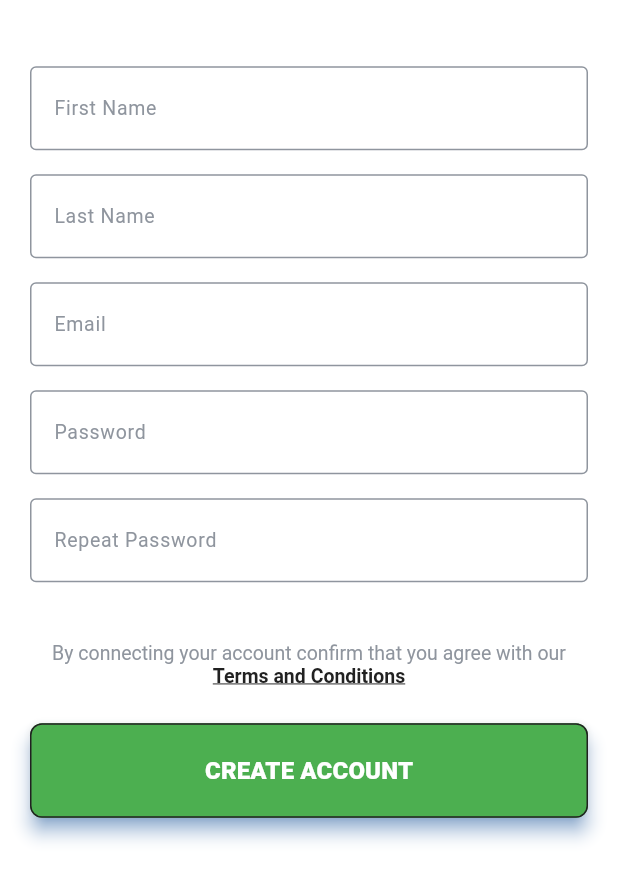
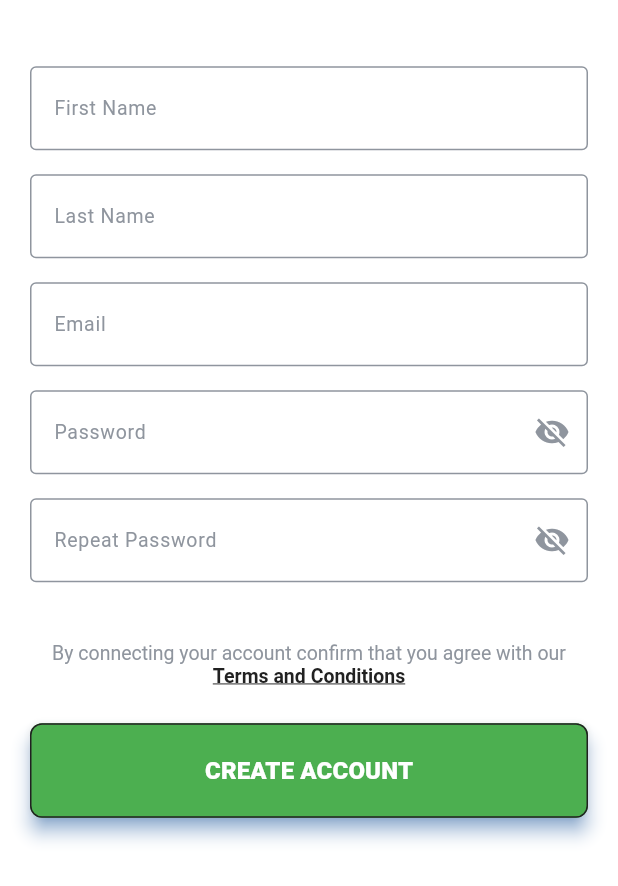
Before and after one commit to karyllrivs/Eye-Care-Mobile, a Flutter app: the AuthSignup screen opened by its route, on a phone screen of 412 x 824 dp, the part 350-1236 px from its top. Run offline on Flutter 3.47's test engine with Material 3 defaults, Android fonts, the phone set to English and light mode, and no system bars; our stand-ins replace camera, carousel_slider, firebase_auth, firebase_core, flutter_svg, flutter_widget_from_html and 4 more; missing offline and left inert: google_mlkit_face_detection; accounts and stored records are empty; network calls fail; project files that could hold a hidden picture were left out.

Commit message:
show hide pw

```diff
--- a/lib/config/constants.dart
+++ b/lib/config/constants.dart
@@ -5,4 +5,4 @@ class Constants {
 }
 
 // http://localhost:8000/api
-// https://eye-care-server.onrender.com/api
+// https://eye-care-server-lpdp.onrender.com/api
--- a/lib/pages/auth/auth_signup.dart
+++ b/lib/pages/auth/auth_signup.dart
@@ -25,6 +25,10 @@ class _AuthSignup extends State<AuthSignup> {
   final _formKey = GlobalKey<FormState>();
 
   final TextEditingController _passwordController = TextEditingController();
+
+  // Add state variables for password visibility
+  bool _isPasswordVisible = false;
+  bool _isConfirmPasswordVisible = false;
 
   final Map<String, String?> _signupForm = {
     "firstName": null,
@@ -125,10 +129,23 @@ class _AuthSignup extends State<AuthSignup> {
                     TextFormField(
                       controller: _passwordController,
                       validator: (value) => passwordValidator(value),
-                      decoration: getInputDecorator(context, "Password"),
+                      decoration: getInputDecorator(
+                        context,
+                        "Password",
+                        suffixIcon: IconButton(
+                          icon: Icon(
+                            _isPasswordVisible ? Icons.visibility : Icons.visibility_off,
+                          ),
+                          onPressed: () {
+                            setState(() {
+                              _isPasswordVisible = !_isPasswordVisible;
+                            });
+                          },
+                        ),
+                        ),
                       style: getInputStyle(context),
                       onSaved: (value) => {_signupForm['password'] = value},
-                      obscureText: true,
+                      obscureText: !_isPasswordVisible,
                     ),
                     const SizedBox(
                       height: 16,
@@ -137,9 +154,22 @@ class _AuthSignup extends State<AuthSignup> {
                     TextFormField(
                       validator: (value) => repeatPasswordValidator(
                           value, _passwordController.text),
-                      decoration: getInputDecorator(context, "Repeat Password"),
+                      decoration: getInputDecorator(
+                        context,
+                        "Repeat Password",
+                        suffixIcon: IconButton(
+                          icon: Icon(
+                            _isConfirmPasswordVisible ? Icons.visibility : Icons.visibility_off,
+                          ),
+                          onPressed: () {
+                            setState(() {
+                              _isConfirmPasswordVisible = !_isConfirmPasswordVisible;
+                            });
+                          },
+                        ),
+                        ),
                       style: getInputStyle(context),
-                      obscureText: true,
+                      obscureText: !_isConfirmPasswordVisible,
                     ),
                   ],
                 ),
--- a/lib/pages/order/order_history.dart
+++ b/lib/pages/order/order_history.dart
@@ -63,7 +63,7 @@ class _OrderHistory extends State<OrderHistory> {
                               Icons.storefront,
                             ),
                             title: Text(
-                              "Delivered on ${order.deliveredOn}",
+                              "Ordered on ${order.deliveredOn}",
                               style: TextStyle(
                                 fontSize: 12,
                                 fontWeight: FontWeight.bold,
```
Also changed, not shown: lib/pages/auth/auth_login.dart (+19 -2 lines).
